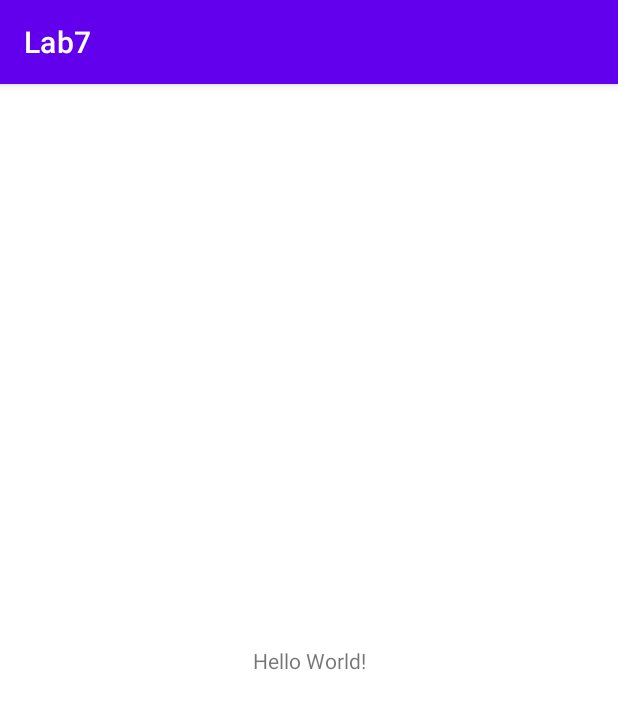
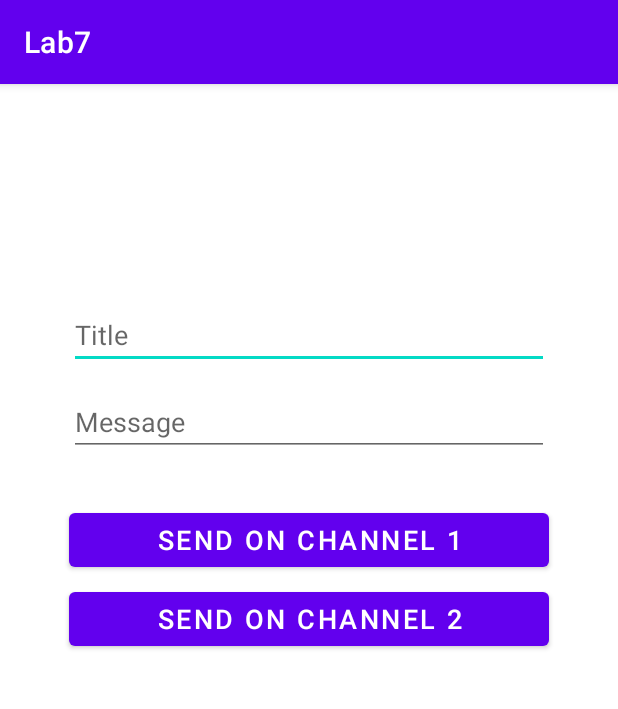
Before and after one commit to qcassidy/Lab7, an Android app: the screen it shows after launch (MainActivity), on a phone screen of 412 x 824 dp. Shown: the top 709 px of the screen. Run offline under Robolectric (Android 15) with nearby library versions, the phone set to English and light mode, and no system bars.

Commit message:
notification 1

```diff
--- a/app/src/main/AndroidManifest.xml
+++ b/app/src/main/AndroidManifest.xml
@@ -3,6 +3,7 @@
     package="com.example.lab7">
 
     <application
+        android:name = ".App"
         android:allowBackup="true"
         android:icon="@mipmap/ic_launcher"
         android:label="@string/app_name"
--- /dev/null
+++ b/app/src/main/java/com/example/lab7/App.java
@@ -0,0 +1,33 @@
+package com.example.lab7;
+
+import android.app.Application;
+import android.app.NotificationChannel;
+import android.app.NotificationManager;
+import android.os.Build;
+
+import java.util.Locale;
+
+public class App extends Application {
+    public static final String CHANNEL_1_ID = "channel1";
+
+    @Override
+    public void onCreate(){
+        super.onCreate();
+
+        createNotificationChannels();
+    }
+
+    private void createNotificationChannels() {
+        if(Build.VERSION.SDK_INT >= Build.VERSION_CODES.O) {
+            NotificationChannel channel1 = new NotificationChannel(
+                    CHANNEL_1_ID,
+                    "Channel 1",
+                    NotificationManager.IMPORTANCE_HIGH
+            );
+            channel1.setDescription("This is Channel 1");
+
+            NotificationManager manager = getSystemService(NotificationManager.class);
+            manager.createNotificationChannel(channel1);
+        }
+    }
+}
--- a/app/src/main/java/com/example/lab7/MainActivity.java
+++ b/app/src/main/java/com/example/lab7/MainActivity.java
@@ -1,14 +1,42 @@
 package com.example.lab7;
 
 import androidx.appcompat.app.AppCompatActivity;
+import androidx.core.app.NotificationCompat;
+import androidx.core.app.NotificationManagerCompat;
 
+import android.app.Notification;
 import android.os.Bundle;
+import android.view.View;
+import android.widget.EditText;
 
 public class MainActivity extends AppCompatActivity {
+
+    private NotificationManagerCompat notificationManager;
+    private EditText editTextTitle;
+    private EditText editTextMessage;
+    public static final String CHANNEL_1_ID = "channel1";
+
 
     @Override
     protected void onCreate(Bundle savedInstanceState) {
         super.onCreate(savedInstanceState);
         setContentView(R.layout.activity_main);
+
+        notificationManager = NotificationManagerCompat.from(this);
+    }
+
+    public void sendOnChannel1(View v) {
+        String title = editTextTitle.getText().toString();
+        String message = editTextMessage.getText().toString();
+
+        Notification notification = new NotificationCompat.Builder(this, CHANNEL_1_ID)
+                .setSmallIcon(R.drawable.ic_chat_black_24dp)
+                .setContentTitle(title)
+                .setContentText(message)
+                .setPriority(NotificationCompat.PRIORITY_HIGH)
+                .setCategory(NotificationCompat.CATEGORY_MESSAGE)
+                .build();
+
+        notificationManager.notify(1, notification);
     }
 }
--- /dev/null
+++ b/app/src/main/res/drawable/ic_chat_black_24dp.xml
@@ -0,0 +1,10 @@
+<vector xmlns:android="http://schemas.android.com/apk/res/android"
+    android:width="24dp"
+    android:height="24dp"
+    android:viewportWidth="24"
+    android:viewportHeight="24"
+    android:tint="?attr/colorControlNormal">
+  <path
+      android:fillColor="@android:color/white"
+      android:pathData="M20,2L4,2c-1.1,0 -2,0.9 -2,2v18l4,-4h14c1.1,0 2,-0.9 2,-2L22,4c0,-1.1 -0.9,-2 -2,-2zM20,16L6,16l-2,2L4,4h16v12z"/>
+</vector>
--- a/app/src/main/res/layout/activity_main.xml
+++ b/app/src/main/res/layout/activity_main.xml
@@ -6,13 +6,57 @@
     android:layout_height="match_parent"
     tools:context=".MainActivity">
 
-    <TextView
-        android:layout_width="wrap_content"
+    <EditText
+        android:id="@+id/title"
+        android:layout_width="320dp"
         android:layout_height="wrap_content"
-        android:text="Hello World!"
+        android:hint="Title"
+        android:textSize="18dp"
         app:layout_constraintBottom_toBottomOf="parent"
-        app:layout_constraintLeft_toLeftOf="parent"
-        app:layout_constraintRight_toRightOf="parent"
+        app:layout_constraintVertical_bias="0.2"
+        app:layout_constraintEnd_toEndOf="parent"
+        app:layout_constraintHorizontal_bias="0.5"
+        app:layout_constraintStart_toStartOf="parent"
         app:layout_constraintTop_toTopOf="parent" />
 
+    <EditText
+        android:id="@+id/message"
+        android:layout_width="320dp"
+        android:layout_height="wrap_content"
+        android:hint="Message"
+        android:textSize="18dp"
+        app:layout_constraintBottom_toBottomOf="parent"
+        app:layout_constraintVertical_bias="0.1"
+        app:layout_constraintEnd_toEndOf="parent"
+        app:layout_constraintHorizontal_bias="0.5"
+        app:layout_constraintStart_toStartOf="parent"
+        app:layout_constraintTop_toTopOf="@+id/title" />
+
+    <Button
+        android:id="@+id/channel1"
+        android:layout_width="320dp"
+        android:layout_height="wrap_content"
+        android:text="Send on Channel 1"
+        android:textSize="18dp"
+        app:layout_constraintBottom_toBottomOf="parent"
+        app:layout_constraintEnd_toEndOf="parent"
+        app:layout_constraintHorizontal_bias="0.5"
+        app:layout_constraintVertical_bias="0.15"
+        app:layout_constraintStart_toStartOf="parent"
+        app:layout_constraintTop_toTopOf="@+id/message" />
+
+    <Button
+        android:id="@+id/channel2"
+        android:layout_width="320dp"
+        android:layout_height="wrap_content"
+        android:text="Send on Channel 2"
+        android:textSize="18dp"
+        app:layout_constraintBottom_toBottomOf="parent"
+        app:layout_constraintEnd_toEndOf="parent"
+        app:layout_constraintHorizontal_bias="0.5"
+        app:layout_constraintVertical_bias="0.12"
+        app:layout_constraintStart_toStartOf="parent"
+        app:layout_constraintTop_toTopOf="@+id/channel1" />
+
+
 </androidx.constraintlayout.widget.ConstraintLayout>
```
